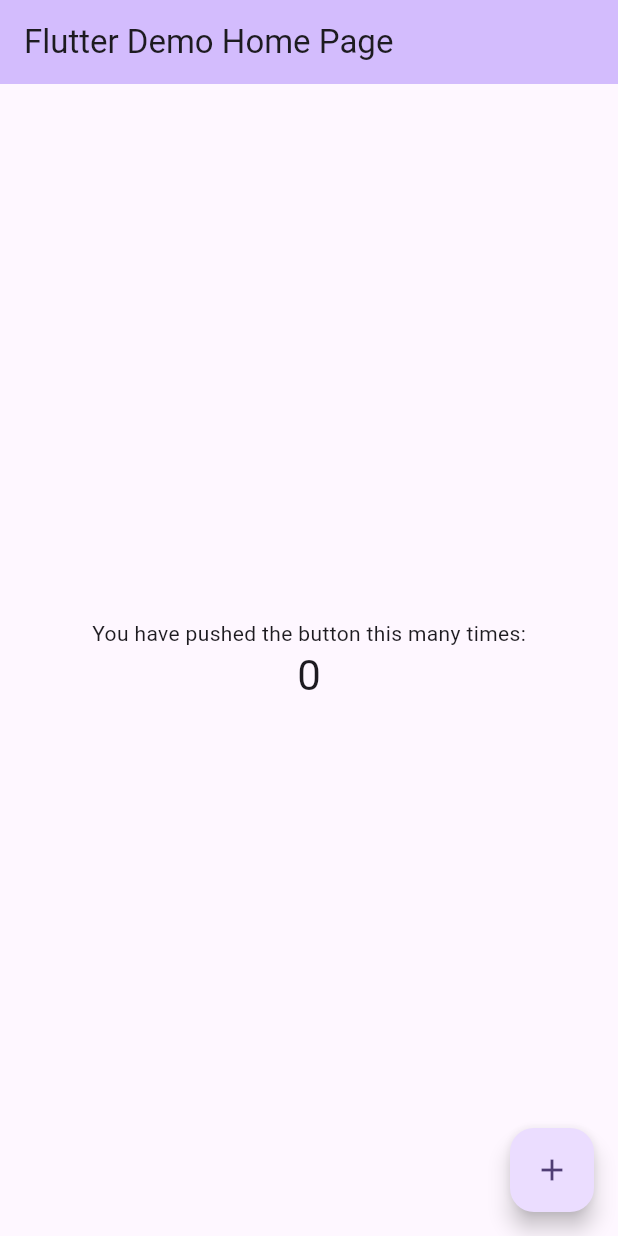
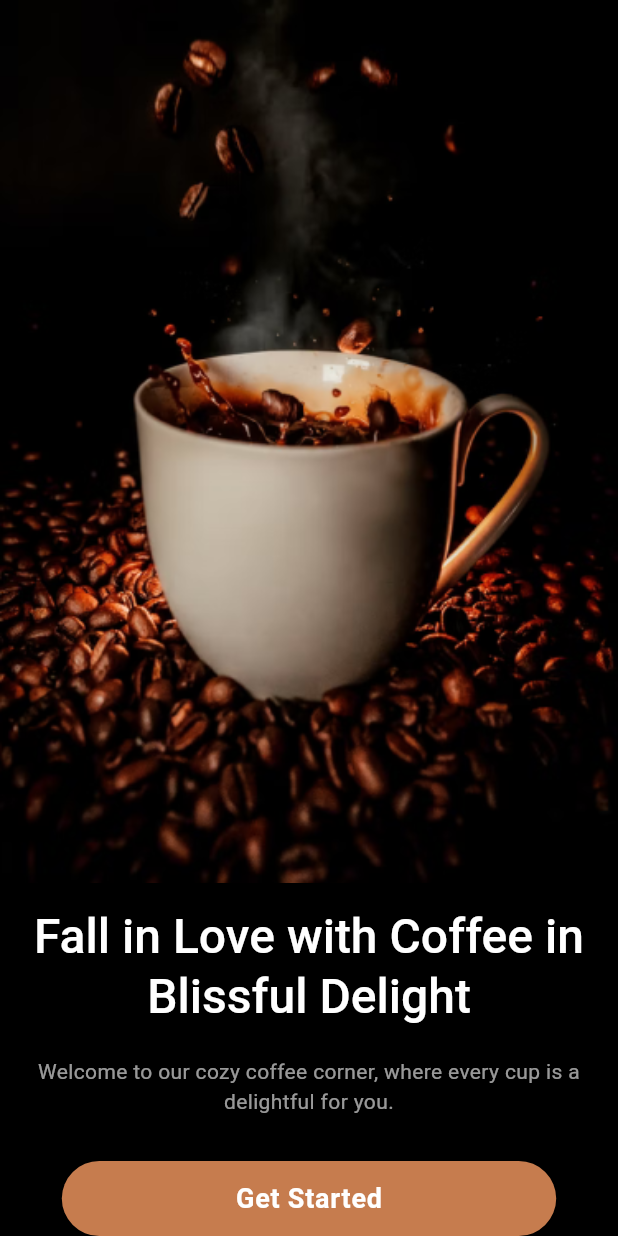
Before and after one commit to samuel-vieira/coffee_app, a Flutter app: the screen it shows after launch, on a phone screen of 412 x 824 dp. Run offline on Flutter 3.47's test engine with Material 3 defaults, Android fonts, the phone set to English and light mode, and no system bars; our stand-ins replace go_router.

Commit message:
Adding get started page

```diff
--- a/lib/main.dart
+++ b/lib/main.dart
@@ -1,68 +1,55 @@
+import 'package:coffee_app/routes/routes.dart';
 import 'package:flutter/material.dart';
 
 void main() {
-  runApp(const MyApp());
+  runApp(const CoffeeApp());
 }
 
-class MyApp extends StatelessWidget {
-  const MyApp({super.key});
+class CoffeeApp extends StatelessWidget {
+  const CoffeeApp({super.key});
 
   @override
   Widget build(BuildContext context) {
-    return MaterialApp(
-      title: 'Flutter Demo',
+    return MaterialApp.router(
+      routerConfig: routes,
+      debugShowCheckedModeBanner: false,
+      title: 'Coffee App',
       theme: ThemeData(
-        colorScheme: ColorScheme.fromSeed(seedColor: Colors.deepPurple),
         useMaterial3: true,
-      ),
-      home: const MyHomePage(title: 'Flutter Demo Home Page'),
-    );
-  }
-}
-
-class MyHomePage extends StatefulWidget {
-  const MyHomePage({super.key, required this.title});
-
-  final String title;
-
-  @override
-  State<MyHomePage> createState() => _MyHomePageState();
-}
-
-class _MyHomePageState extends State<MyHomePage> {
-  int _counter = 0;
-
-  void _incrementCounter() {
-    setState(() {
-      _counter++;
-    });
-  }
-
-  @override
-  Widget build(BuildContext context) {
-    return Scaffold(
-      appBar: AppBar(
-        backgroundColor: Theme.of(context).colorScheme.inversePrimary,
-        title: Text(widget.title),
-      ),
-      body: Center(
-        child: Column(
-          mainAxisAlignment: MainAxisAlignment.center,
-          children: <Widget>[
-            const Text(
-              'You have pushed the button this many times:',
-            ),
-            Text(
-              '$_counter',
-              style: Theme.of(context).textTheme.headlineMedium,
-            ),
-          ],
+        colorScheme: ColorScheme.fromSeed(
+          seedColor: Colors.deepPurple,
+          brightness: Brightness.light,
         ),
-      ),
-      floatingActionButton: FloatingActionButton(
-        onPressed: _incrementCounter,
-        tooltip: 'Increment',
-        child: const Icon(Icons.add),
+        textTheme: const TextTheme(
+          headlineLarge: TextStyle(
+            fontSize: 32,
+            color: Colors.white,
+            fontWeight: FontWeight.w500,
+          ),
+          bodyMedium: TextStyle(
+            fontSize: 14,
+            color: Colors.white60,
+          ),
+          bodyLarge: TextStyle(
+            fontSize: 18,
+            color: Colors.white,
+            fontWeight: FontWeight.w700,
+          ),
+        ),
+        buttonTheme: ButtonThemeData(
+          minWidth: double.maxFinite,
+          colorScheme: ColorScheme.fromSeed(seedColor: Colors.black),
+        ),
+        elevatedButtonTheme: ElevatedButtonThemeData(
+          style: ButtonStyle(
+            backgroundColor: WidgetStateProperty.resolveWith((states) {
+              if (states.contains(WidgetState.pressed)) {
+                return const Color(0xddC67C4E);
+              }
+              return const Color(0xffC67C4E);
+            }),
+          ),
+        ),
       ),
     );
   }
--- /dev/null
+++ b/lib/routes/routes.dart
@@ -0,0 +1,20 @@
+import 'package:coffee_app/ui/get_started/widgets/get_started_screen.dart';
+import 'package:coffee_app/ui/home/widgets/home_screen.dart';
+import 'package:go_router/go_router.dart';
+
+GoRouter routes = GoRouter(
+  routes: [
+    GoRoute(
+      path: '/',
+      builder: (context, state) {
+        return const GetStartedScreen();
+      },
+    ),
+    GoRoute(
+      path: '/home-screen',
+      builder: (context, state) {
+        return const HomeScreen();
+      },
+    )
+  ],
+);
--- /dev/null
+++ b/lib/ui/get_started/widgets/get_started_background.dart
@@ -0,0 +1,14 @@
+import 'package:flutter/material.dart';
+
+class GetStartedBackground extends StatelessWidget {
+  const GetStartedBackground({super.key});
+
+  @override
+  Widget build(BuildContext context) {
+    return const Image(
+      image: AssetImage("assets/images/coffee_home.png"),
+      width: double.maxFinite,
+      fit: BoxFit.cover,
+    );
+  }
+}
--- /dev/null
+++ b/lib/ui/get_started/widgets/get_started_button.dart
@@ -0,0 +1,18 @@
+import 'package:flutter/material.dart';
+import 'package:go_router/go_router.dart';
+
+class GetStartedButton extends StatelessWidget {
+  const GetStartedButton({super.key});
+
+  @override
+  Widget build(BuildContext context) {
+    return ElevatedButton(
+      key: const Key("getStartedButton"),
+      onPressed: () => context.go('/home-screen'),
+      child: Text(
+        "Get Started",
+        style: Theme.of(context).textTheme.bodyLarge,
+      ),
+    );
+  }
+}
--- /dev/null
+++ b/lib/ui/get_started/widgets/get_started_content.dart
@@ -0,0 +1,31 @@
+import 'package:coffee_app/ui/get_started/widgets/get_started_button.dart';
+import 'package:coffee_app/ui/get_started/widgets/get_started_description.dart';
+import 'package:coffee_app/ui/get_started/widgets/get_started_title.dart';
+import 'package:flutter/material.dart';
+
+class GetStartedContent extends StatelessWidget {
+  const GetStartedContent({super.key});
+
+  @override
+  Widget build(BuildContext context) {
+    return Column(
+      mainAxisAlignment: MainAxisAlignment.end,
+      crossAxisAlignment: CrossAxisAlignment.center,
+      children: [
+        const GetStartedTitle(),
+        const SizedBox(
+          height: 20,
+        ),
+        const GetStartedDescription(),
+        const SizedBox(
+          height: 30,
+        ),
+        SizedBox(
+          width: MediaQuery.of(context).size.width * 0.8,
+          height: 50,
+          child: const GetStartedButton(),
+        ),
+      ],
+    );
+  }
+}
--- /dev/null
+++ b/lib/ui/get_started/widgets/get_started_description.dart
@@ -0,0 +1,14 @@
+import 'package:flutter/material.dart';
+
+class GetStartedDescription extends StatelessWidget {
+  const GetStartedDescription({super.key});
+
+  @override
+  Widget build(BuildContext context) {
+    return Text(
+      "Welcome to our cozy coffee corner, where every cup is a delightful for you.",
+      textAlign: TextAlign.center,
+      style: Theme.of(context).textTheme.bodyMedium,
+    );
+  }
+}
--- /dev/null
+++ b/lib/ui/get_started/widgets/get_started_screen.dart
@@ -0,0 +1,21 @@
+import 'package:coffee_app/ui/get_started/widgets/get_started_background.dart';
+import 'package:coffee_app/ui/get_started/widgets/get_started_content.dart';
+import 'package:flutter/material.dart';
+
+class GetStartedScreen extends StatelessWidget {
+  const GetStartedScreen({super.key});
+
+  @override
+  Widget build(BuildContext context) {
+    return const Scaffold(
+      key: Key("getStarted"),
+      backgroundColor: Colors.black,
+      body: Stack(
+        children: [
+          GetStartedBackground(),
+          GetStartedContent(),
+        ],
+      )
+    );
+  }
+}
--- /dev/null
+++ b/lib/ui/get_started/widgets/get_started_title.dart
@@ -0,0 +1,14 @@
+import 'package:flutter/material.dart';
+
+class GetStartedTitle extends StatelessWidget {
+  const GetStartedTitle({super.key});
+
+  @override
+  Widget build(BuildContext context) {
+    return Text(
+      "Fall in Love with Coffee in Blissful Delight",
+      textAlign: TextAlign.center,
+      style: Theme.of(context).textTheme.headlineLarge,
+    );
+  }
+}
--- /dev/null
+++ b/lib/ui/home/widgets/home_screen.dart
@@ -0,0 +1,24 @@
+import 'package:flutter/material.dart';
+
+class HomeScreen extends StatelessWidget {
+  const HomeScreen({super.key});
+
+  @override
+  Widget build(BuildContext context) {
+    return Scaffold(
+      key: const Key("homeScreen"),
+      appBar: AppBar(
+        title: const Text("Home Screen"),
+      ),
+      body: const Center(
+        child: Text(
+          "Home Screen",
+          style: TextStyle(
+            color: Colors.black,
+            fontSize: 32,
+          ),
+        ),
+      ),
+    );
+  }
+}
```
Also changed, not shown: pubspec.yaml (+4 -5 lines), assets/images/coffee_home.png (added), pubspec.lock.
